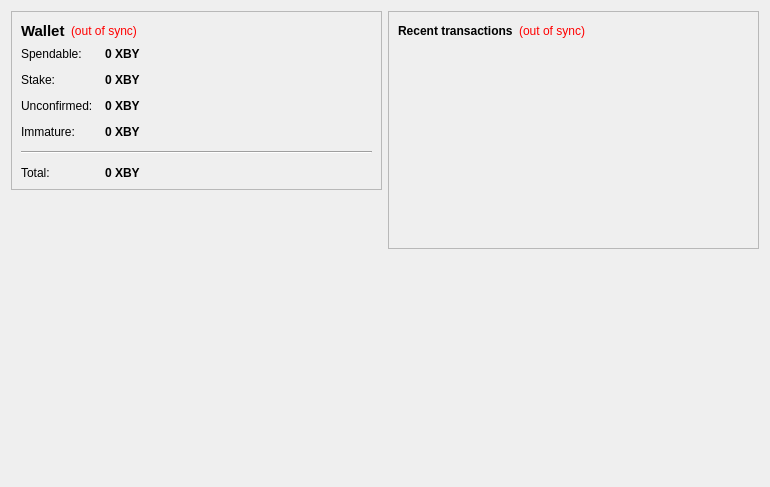
Above: src/qt/forms/overviewpage.ui from XTRABYTES/XTRABYTES before the change. Below: the same form after it.
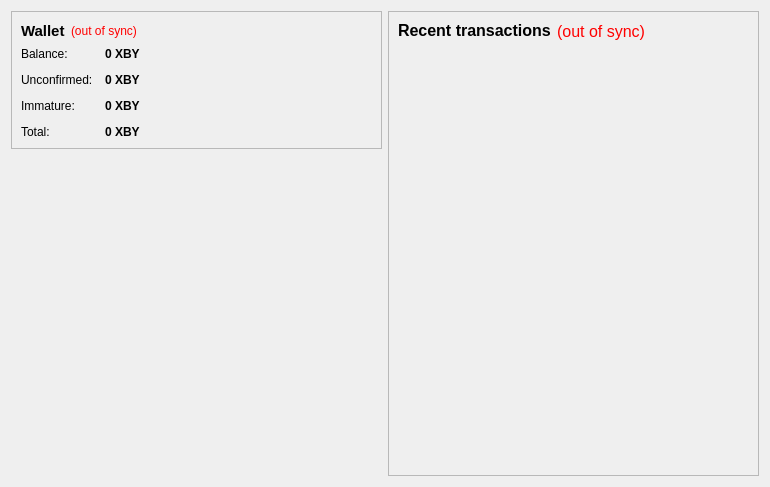
That is the form after the change. Icons and pictures are not drawn.

What changed in the file:
```diff
--- a/src/qt/forms/overviewpage.ui
+++ b/src/qt/forms/overviewpage.ui
@@ -86,7 +86,7 @@
           <item row="0" column="0">
            <widget class="QLabel" name="label">
             <property name="text">
-             <string>Spendable:</string>
+             <string>Balance:</string>
             </property>
            </widget>
           </item>
@@ -112,35 +112,6 @@
             </property>
            </widget>
           </item>
-          <item row="1" column="0">
-           <widget class="QLabel" name="label_6">
-            <property name="text">
-             <string>Stake:</string>
-            </property>
-           </widget>
-          </item>
-          <item row="1" column="1">
-           <widget class="QLabel" name="labelStake">
-            <property name="font">
-             <font>
-              <weight>75</weight>
-              <bold>true</bold>
-             </font>
-            </property>
-            <property name="cursor">
-             <cursorShape>IBeamCursor</cursorShape>
-            </property>
-            <property name="toolTip">
-             <string>Total of coins that was staked, and do not yet count toward the current balance</string>
-            </property>
-            <property name="text">
-             <string notr="true">0 XBY</string>
-            </property>
-            <property name="textInteractionFlags">
-             <set>Qt::LinksAccessibleByMouse|Qt::TextSelectableByKeyboard|Qt::TextSelectableByMouse</set>
-            </property>
-           </widget>
-          </item>
           <item row="2" column="0">
            <widget class="QLabel" name="label_3">
             <property name="text">
@@ -196,21 +167,14 @@
             </property>
            </widget>
           </item>
-          <item row="4" column="0" colspan="2">
-           <widget class="Line" name="line">
-            <property name="orientation">
-             <enum>Qt::Horizontal</enum>
-            </property>
-           </widget>
-          </item>
-          <item row="5" column="0">
+          <item row="4" column="0">
            <widget class="QLabel" name="labelTotalText">
             <property name="text">
              <string>Total:</string>
             </property>
            </widget>
           </item>
-          <item row="5" column="1">
+          <item row="4" column="1">
            <widget class="QLabel" name="labelTotal">
             <property name="font">
              <font>
@@ -275,6 +239,9 @@
     <layout class="QVBoxLayout" name="verticalLayout_3">
      <item>
       <widget class="QFrame" name="frame_2">
+       <property name="styleSheet">
+        <string notr="true">color: Black; font: 12pt;</string>
+       </property>
        <property name="frameShape">
         <enum>QFrame::StyledPanel</enum>
        </property>
@@ -344,19 +311,6 @@
        </layout>
       </widget>
      </item>
-     <item>
-      <spacer name="verticalSpacer_2">
-       <property name="orientation">
-        <enum>Qt::Vertical</enum>
-       </property>
-       <property name="sizeHint" stdset="0">
-        <size>
-         <width>20</width>
-         <height>40</height>
-        </size>
-       </property>
-      </spacer>
-     </item>
     </layout>
    </item>
   </layout>
```
Left out of the diff: 29 changed lines with no effect on the pictures.
